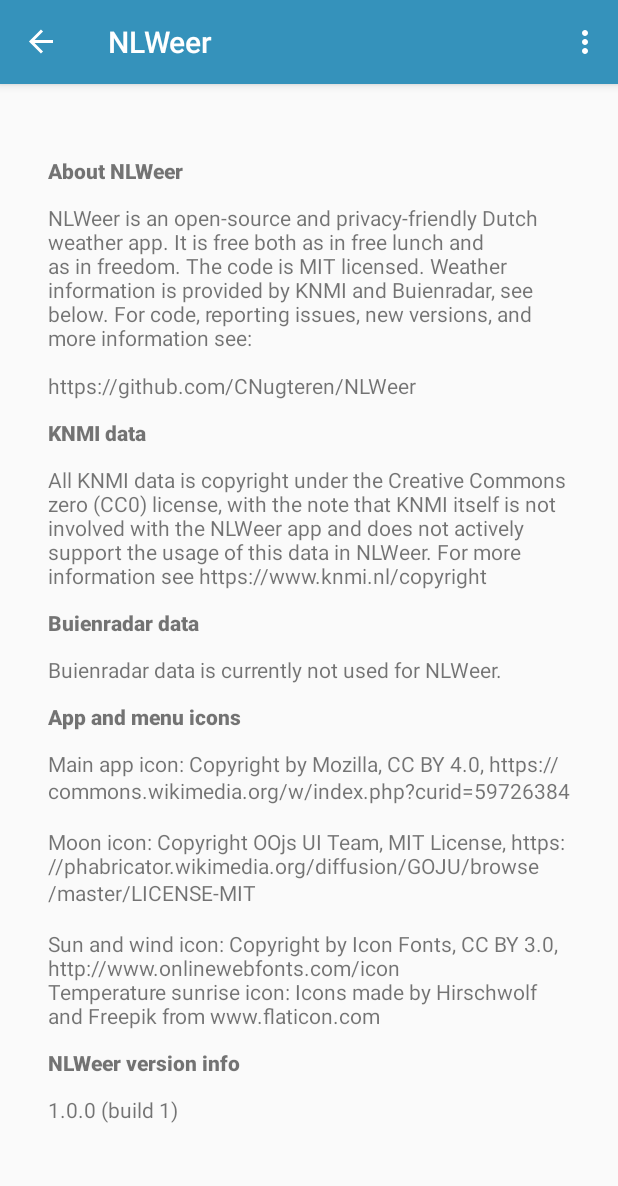
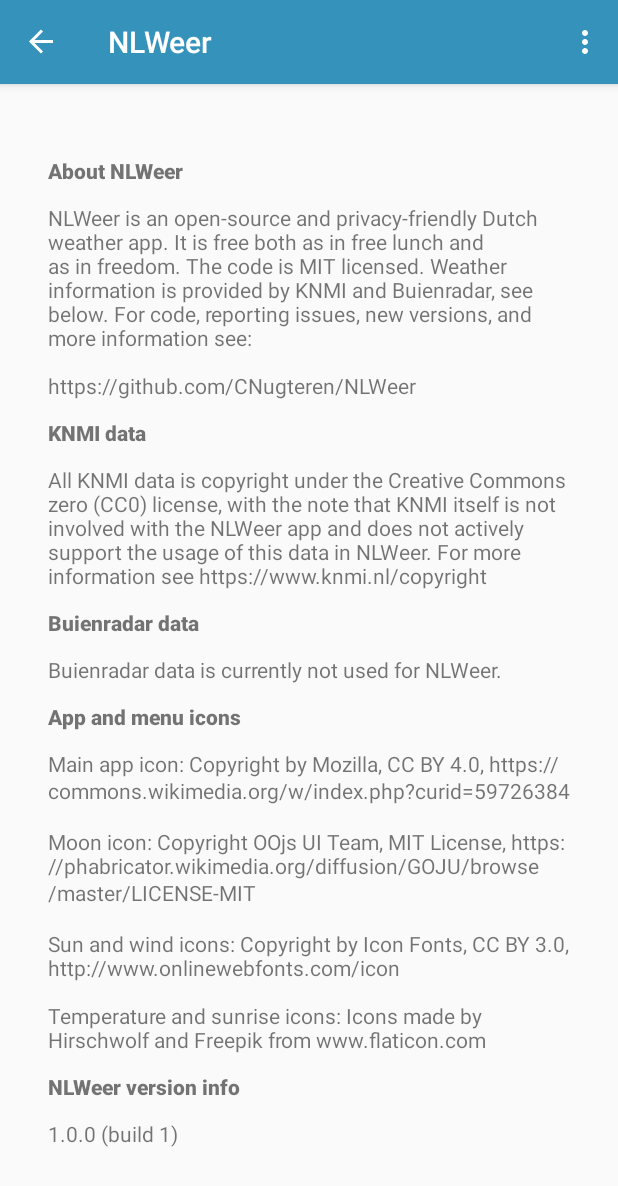
Before and after one commit to CNugteren/NLWeer, an Android app: the screen it shows after launch (MainActivity), in the options menu, after a tap on "About", on a phone screen of 412 x 824 dp. Shown: the top 1186 px of the screen. Run offline under Robolectric (Android 15) with nearby library versions, the phone set to English and light mode, and no system bars; our stand-ins replace androidx.preference, navigation-ui.

Commit message:
Added a Dutch translation and metadata

```diff
--- a/app/src/main/res/values/strings.xml
+++ b/app/src/main/res/values/strings.xml
@@ -23,8 +23,8 @@
 
     <string name="settings_location_enable">Show my location</string>
     <string name="settings_location_enable_sub">Shows a circle at roughly your location</string>
-    <string name="settings_latitude">My location: Latitude</string>
-    <string name="settings_longitude">My location: Longitude</string>
+    <string name="settings_latitude">My location: latitude</string>
+    <string name="settings_longitude">My location: longitude</string>
 
     <string name="about_text_header_1">About NLWeer</string>
     <string name="about_text_content_1">NLWeer is an open-source and privacy-friendly Dutch weather app. It is free both as in free lunch and as in freedom. The code is MIT licensed. Weather information is provided by KNMI and Buienradar, see below. For code, reporting issues, new versions, and more information see:\n\nhttps://github.com/CNugteren/NLWeer</string>
@@ -35,8 +35,8 @@
     <string name="about_text_header_4">App and menu icons</string>
     <string name="about_text_content_4">Main app icon: Copyright by Mozilla, CC BY 4.0, https://commons.wikimedia.org/w/index.php?curid=59726384\n
 \nMoon icon: Copyright OOjs UI Team, MIT License, https://phabricator.wikimedia.org/diffusion/GOJU/browse/master/LICENSE-MIT\n
-\nSun and wind icon: Copyright by Icon Fonts, CC BY 3.0, http://www.onlinewebfonts.com/icon
-\nTemperature sunrise icon: Icons made by Hirschwolf and Freepik from www.flaticon.com</string>
+\nSun and wind icons: Copyright by Icon Fonts, CC BY 3.0, http://www.onlinewebfonts.com/icon\n
+\nTemperature and sunrise icons: Icons made by Hirschwolf and Freepik from www.flaticon.com</string>
     <string name="about_text_header_5">NLWeer version info</string>
 
 </resources>
```
Also changed, not shown: 10 other files.
